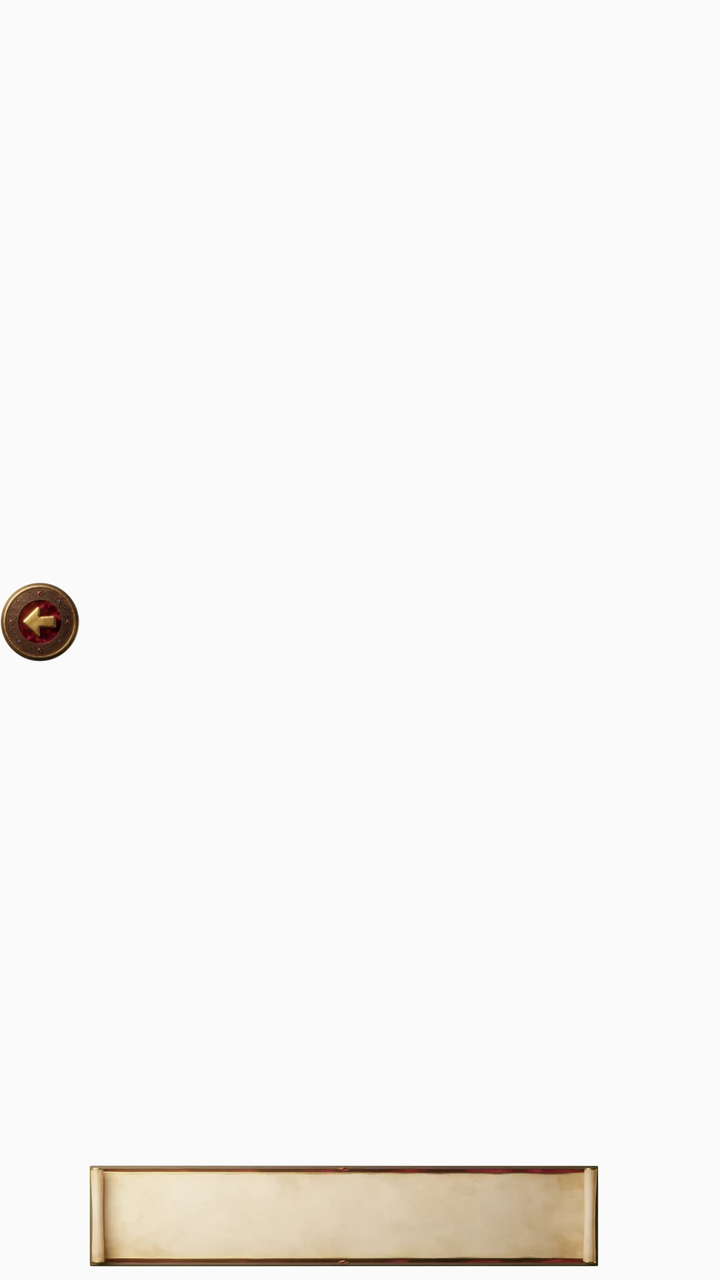
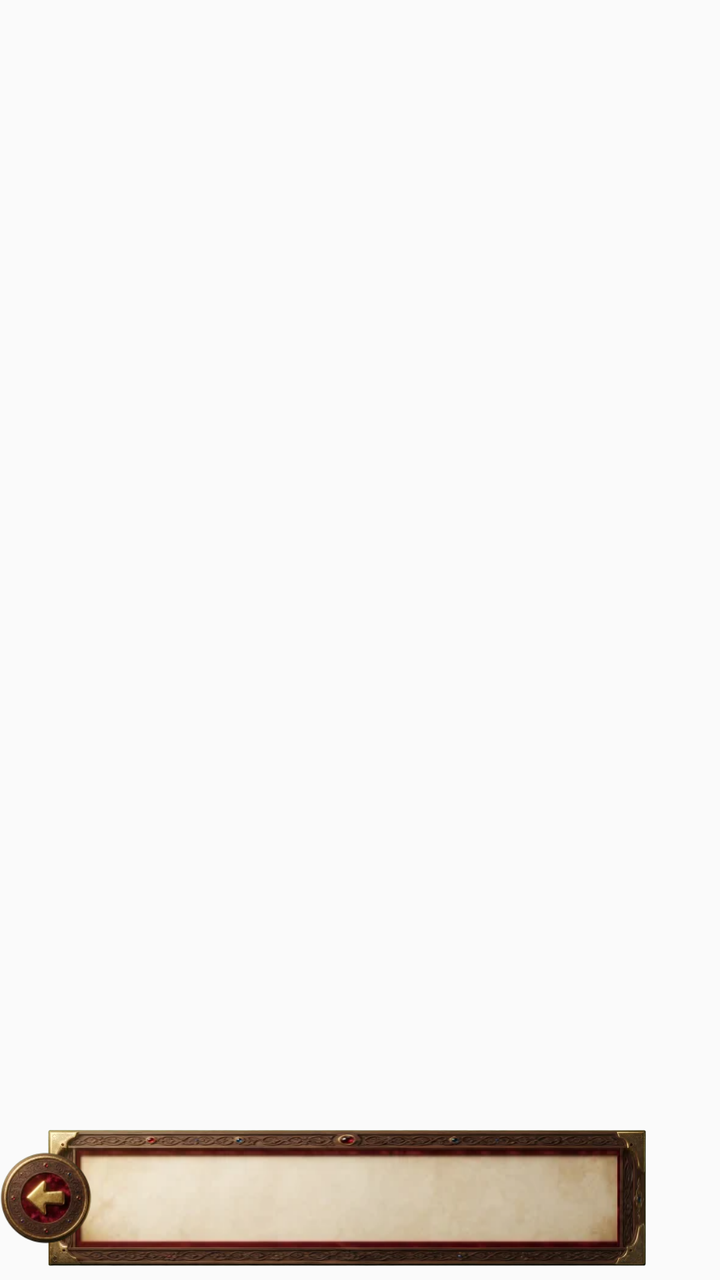

Two renders of the same Android screen: before a commit and after it. Below are the layout's source before the change and the commit's diff.
<!-- AndroidManifest.xml: application theme AppTheme -->
<!-- res/layout/widget_ask.xml -->
<?xml version="1.0" encoding="utf-8"?>
<LinearLayout xmlns:android="http://schemas.android.com/apk/res/android"
    android:id="@+id/root"
    android:layout_width="match_parent"
    android:layout_height="match_parent"
    android:layoutDirection="rtl"
    android:gravity="bottom"
    android:orientation="horizontal"
    android:paddingBottom="6dp">

    <ImageView
        android:id="@+id/bust"
        android:layout_width="58dp"
        android:layout_height="56dp"
        android:contentDescription="التالي"
        android:scaleType="fitEnd" />

    <FrameLayout
        android:id="@+id/box"
        android:layout_width="0dp"
        android:layout_height="52dp"
        android:layout_weight="1"
        android:layout_marginStart="2dp"
        android:contentDescription="اكتب همّك"
        android:background="@drawable/w_scroll">

        <TextView
            android:id="@+id/hint"
            android:layout_width="match_parent"
            android:layout_height="match_parent"
            android:ellipsize="end"
            android:gravity="center_vertical"
            android:maxLines="2"
            android:textColor="#3A2410"
            android:textSize="14sp"
            android:textStyle="bold" />
    </FrameLayout>

    <ImageView
        android:id="@+id/coin"
        android:layout_width="40dp"
        android:layout_height="40dp"
        android:layout_gravity="center_vertical"
        android:layout_marginBottom="6dp"
        android:layout_marginStart="4dp"
        android:contentDescription="ابدأ"
        android:src="@drawable/w_coin" />
</LinearLayout>
<!-- resources referenced by this layout -->
<resources>
  <!-- drawable w_coin: png bitmap (drawable-nodpi, 26878 bytes) -->
  <!-- drawable w_scroll: png bitmap (drawable-xxhdpi, 34739 bytes) -->
  <style name="AppTheme" parent="Theme.AppCompat.Light.DarkActionBar">
          
          <item name="colorPrimary">@color/colorPrimary</item>
          <item name="colorPrimaryDark">@color/colorPrimaryDark</item>
          <item name="colorAccent">@color/colorAccent</item>
      </style>
</resources>

<!-- the commit's change to res/layout/widget_ask.xml (unified diff, before → after) -->
@@ -1,48 +1,66 @@
 <?xml version="1.0" encoding="utf-8"?>
-<LinearLayout xmlns:android="http://schemas.android.com/apk/res/android"
+<FrameLayout xmlns:android="http://schemas.android.com/apk/res/android"
     android:id="@+id/root"
     android:layout_width="match_parent"
     android:layout_height="match_parent"
-    android:layoutDirection="rtl"
-    android:gravity="bottom"
-    android:orientation="horizontal"
-    android:paddingBottom="6dp">
+    android:layoutDirection="rtl">
+
+    <FrameLayout
+        android:id="@+id/box"
+        android:layout_width="match_parent"
+        android:layout_height="70dp"
+        android:layout_gravity="bottom"
+        android:layout_marginBottom="6dp"
+        android:layout_marginLeft="23dp"
+        android:layout_marginRight="36dp"
+        android:contentDescription="اكتب همّك"
+        android:background="@drawable/w_ornate">
+
+        <LinearLayout
+            android:layout_width="match_parent"
+            android:layout_height="match_parent"
+            android:gravity="center_vertical"
+            android:orientation="vertical"
+            android:paddingStart="40dp"
+            android:paddingEnd="26dp">
+
+            <TextView
+                android:id="@+id/label"
+                android:layout_width="match_parent"
+                android:layout_height="wrap_content"
+                android:ellipsize="end"
+                android:maxLines="1"
+                android:textColor="#7A1F14"
+                android:textSize="10.5sp"
+                android:textStyle="bold" />
+
+            <TextView
+                android:id="@+id/hint"
+                android:layout_width="match_parent"
+                android:layout_height="wrap_content"
+                android:ellipsize="end"
+                android:maxLines="2"
+                android:textColor="#3A2410"
+                android:textSize="13.5sp"
+                android:textStyle="bold" />
+        </LinearLayout>
+    </FrameLayout>
 
     <ImageView
         android:id="@+id/bust"
-        android:layout_width="58dp"
-        android:layout_height="56dp"
+        android:layout_width="72dp"
+        android:layout_height="70dp"
+        android:layout_gravity="bottom|right"
+        android:layout_marginBottom="6dp"
         android:contentDescription="التالي"
         android:scaleType="fitEnd" />
 
-    <FrameLayout
-        android:id="@+id/box"
-        android:layout_width="0dp"
-        android:layout_height="52dp"
-        android:layout_weight="1"
-        android:layout_marginStart="2dp"
-        android:contentDescription="اكتب همّك"
-        android:background="@drawable/w_scroll">
-
-        <TextView
-            android:id="@+id/hint"
-            android:layout_width="match_parent"
-            android:layout_height="match_parent"
-            android:ellipsize="end"
-            android:gravity="center_vertical"
-            android:maxLines="2"
-            android:textColor="#3A2410"
-            android:textSize="14sp"
-            android:textStyle="bold" />
-    </FrameLayout>
-
     <ImageView
         android:id="@+id/coin"
-        android:layout_width="40dp"
-        android:layout_height="40dp"
-        android:layout_gravity="center_vertical"
-        android:layout_marginBottom="6dp"
-        android:layout_marginStart="4dp"
+        android:layout_width="46dp"
+        android:layout_height="46dp"
+        android:layout_gravity="bottom|left"
+        android:layout_marginBottom="18dp"
         android:contentDescription="ابدأ"
         android:src="@drawable/w_coin" />
-</LinearLayout>
+</FrameLayout>
<!-- resource entries referenced after the edit -->
@@ -1,7 +1,7 @@
 <!-- resources referenced by this layout -->
 <resources>
   <!-- drawable w_coin: png bitmap (drawable-nodpi, 26878 bytes) -->
-  <!-- drawable w_scroll: png bitmap (drawable-xxhdpi, 34739 bytes) -->
+  <!-- drawable w_ornate: png bitmap (drawable-xxhdpi, 90258 bytes) -->
   <style name="AppTheme" parent="Theme.AppCompat.Light.DarkActionBar">
           
           <item name="colorPrimary">@color/colorPrimary</item>
